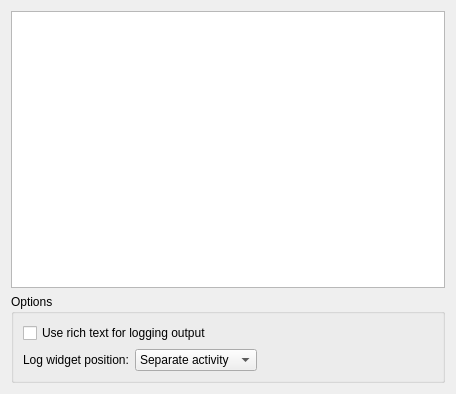
Old version of the form plugins/logviewer/logprefwidget.ui in the repository KDE/ktorrent.
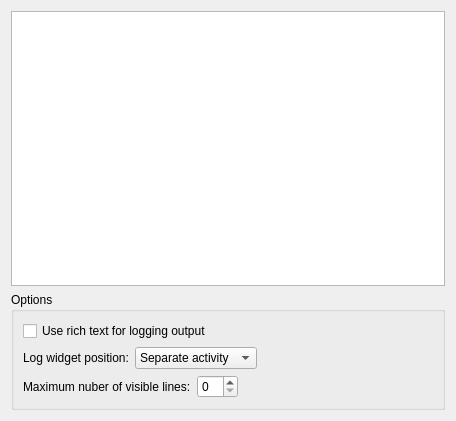
New version of the form. Custom widgets are drawn as their Qt base class.

Commit message: Add option to configure the number of log lines shown in the logviewer

```diff
--- a/plugins/logviewer/logprefwidget.ui
+++ b/plugins/logviewer/logprefwidget.ui
@@ -1,12 +1,12 @@
 <ui version="4.0" >
  <class>LogPrefWidget</class>
- <widget class="QWidget" name="LogPrefWidget" >
-  <property name="geometry" >
+ <widget class="QWidget" name="LogPrefWidget">
+  <property name="geometry">
    <rect>
     <x>0</x>
     <y>0</y>
     <width>456</width>
-    <height>394</height>
+    <height>421</height>
    </rect>
   </property>
   <layout class="QVBoxLayout" name="verticalLayout_2" >
@@ -88,7 +88,34 @@
           <property name="orientation" >
            <enum>Qt::Horizontal</enum>
           </property>
-          <property name="sizeHint" stdset="0" >
+          <property name="sizeHint" stdset="0">
+           <size>
+            <width>40</width>
+            <height>20</height>
+           </size>
+          </property>
+         </spacer>
+        </item>
+       </layout>
+      </item>
+      <item>
+       <layout class="QHBoxLayout" name="horizontalLayout_2">
+        <item>
+         <widget class="QLabel" name="label_2">
+          <property name="text">
+           <string>Maximum nuber of visible lines:</string>
+          </property>
+         </widget>
+        </item>
+        <item>
+         <widget class="KIntSpinBox" name="kcfg_maxBlockCount"/>
+        </item>
+        <item>
+         <spacer name="horizontalSpacer_2">
+          <property name="orientation">
+           <enum>Qt::Horizontal</enum>
+          </property>
+          <property name="sizeHint" stdset="0">
            <size>
             <width>40</width>
             <height>20</height>
@@ -103,6 +130,13 @@
    </item>
   </layout>
  </widget>
+ <customwidgets>
+  <customwidget>
+   <class>KIntSpinBox</class>
+   <extends>QSpinBox</extends>
+   <header>knuminput.h</header>
+  </customwidget>
+ </customwidgets>
  <resources/>
  <connections/>
 </ui>
```
Left out of the diff: 67 changed lines with no effect on the pictures. The commit also changes 5 other files.
